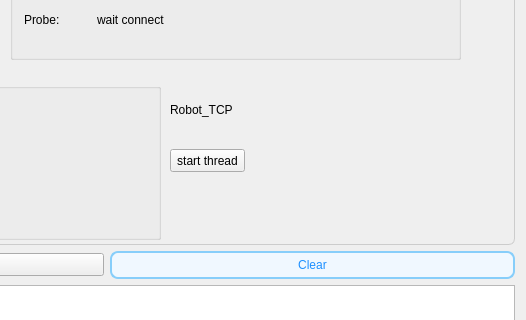
zhaomengxiao/LancetMITK-Adition, file Plugins/org.mitk.lancet.zzxtest/src/internal/ZzxtestControls.ui: the form before one commit; both pictures show x 313 to 839 and y 266 to 586 of the 839 by 944 pixel window.
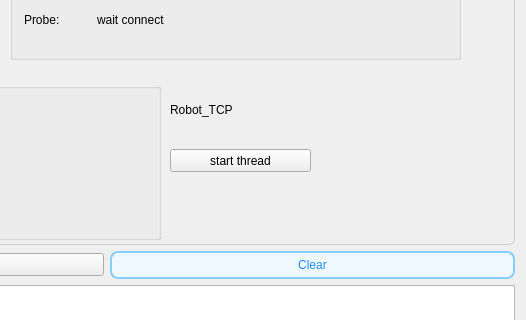
The form after the commit. The open tabs and pages were chosen to show the change. Custom widgets are drawn as their Qt base class.

Diff of the .ui file:
```diff
--- a/Plugins/org.mitk.lancet.zzxtest/src/internal/ZzxtestControls.ui
+++ b/Plugins/org.mitk.lancet.zzxtest/src/internal/ZzxtestControls.ui
@@ -285,7 +285,7 @@
         <rect>
          <x>470</x>
          <y>370</y>
-         <width>75</width>
+         <width>141</width>
          <height>23</height>
         </rect>
        </property>
```
Left out of the diff: 4 changed lines with no effect on the pictures.
